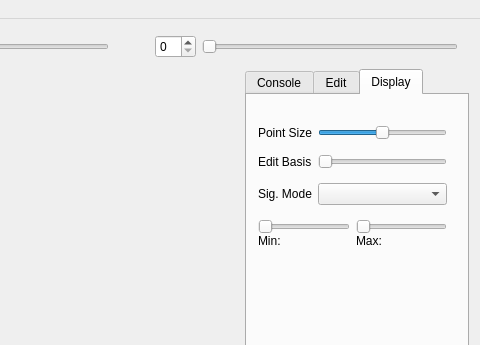
sunyzm/ZGeometry, file ZGeometry/ZGeometry.ui: the form before one commit; both pictures show x 591 to 1071 and y 0 to 345 of the 1071 by 850 pixel window.
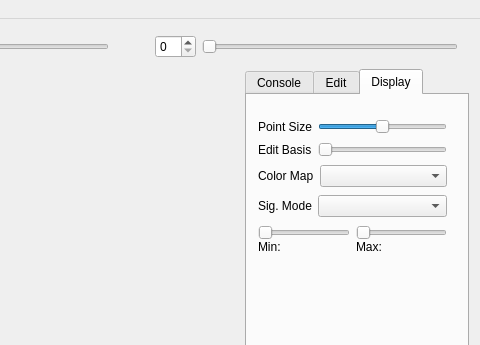
The form after the commit. Custom widgets are drawn as their Qt base class.

Patch:
```diff
--- a/ZGeometry/ZGeometry.ui
+++ b/ZGeometry/ZGeometry.ui
@@ -437,6 +437,27 @@
              </item>
             </layout>
            </item>
+           <item>
+            <layout class="QHBoxLayout" name="layouColorMapSelect">
+             <item>
+              <widget class="QLabel" name="labelColorMap">
+               <property name="text">
+                <string>Color Map</string>
+               </property>
+              </widget>
+             </item>
+             <item>
+              <widget class="QComboBox" name="comboBoxColorMap">
+               <property name="sizePolicy">
+                <sizepolicy hsizetype="Expanding" vsizetype="Fixed">
+                 <horstretch>0</horstretch>
+                 <verstretch>0</verstretch>
+                </sizepolicy>
+               </property>
+              </widget>
+             </item>
+            </layout>
+           </item>
            <item>
             <layout class="QHBoxLayout" name="layoutSigModeSelect">
              <item>
```
Left out of the diff: 13 changed lines with no effect on the pictures.
